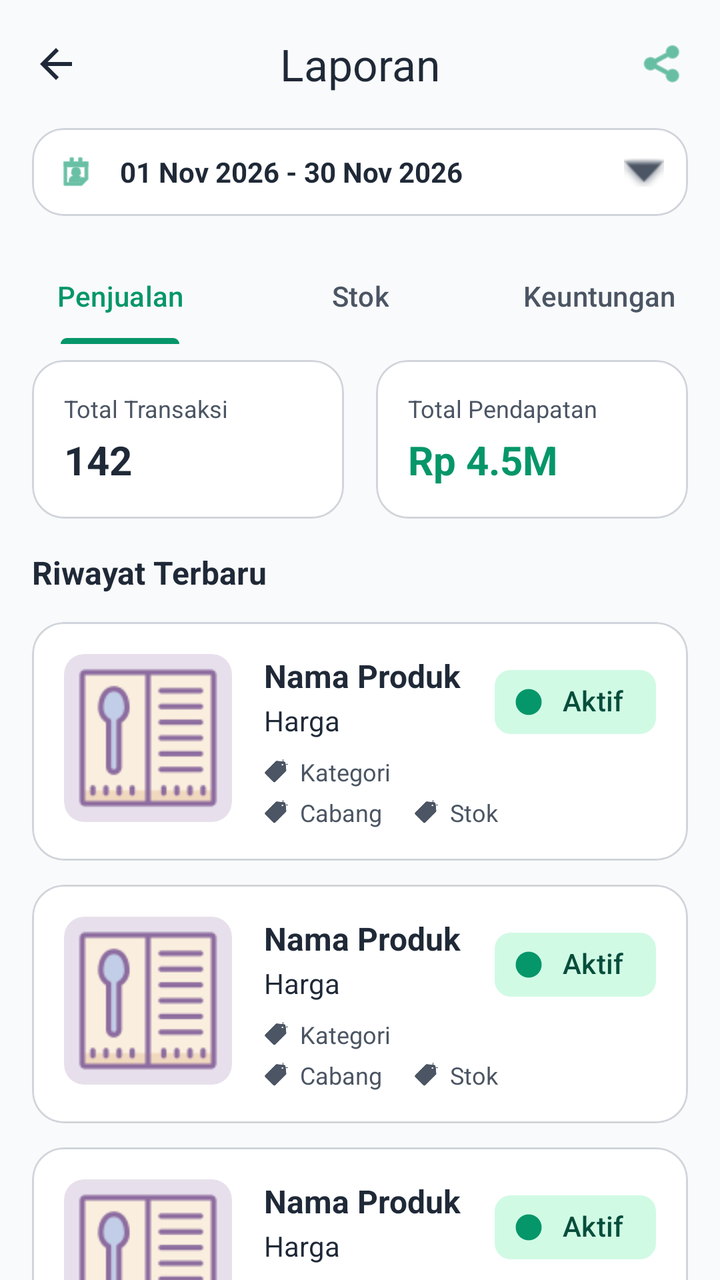
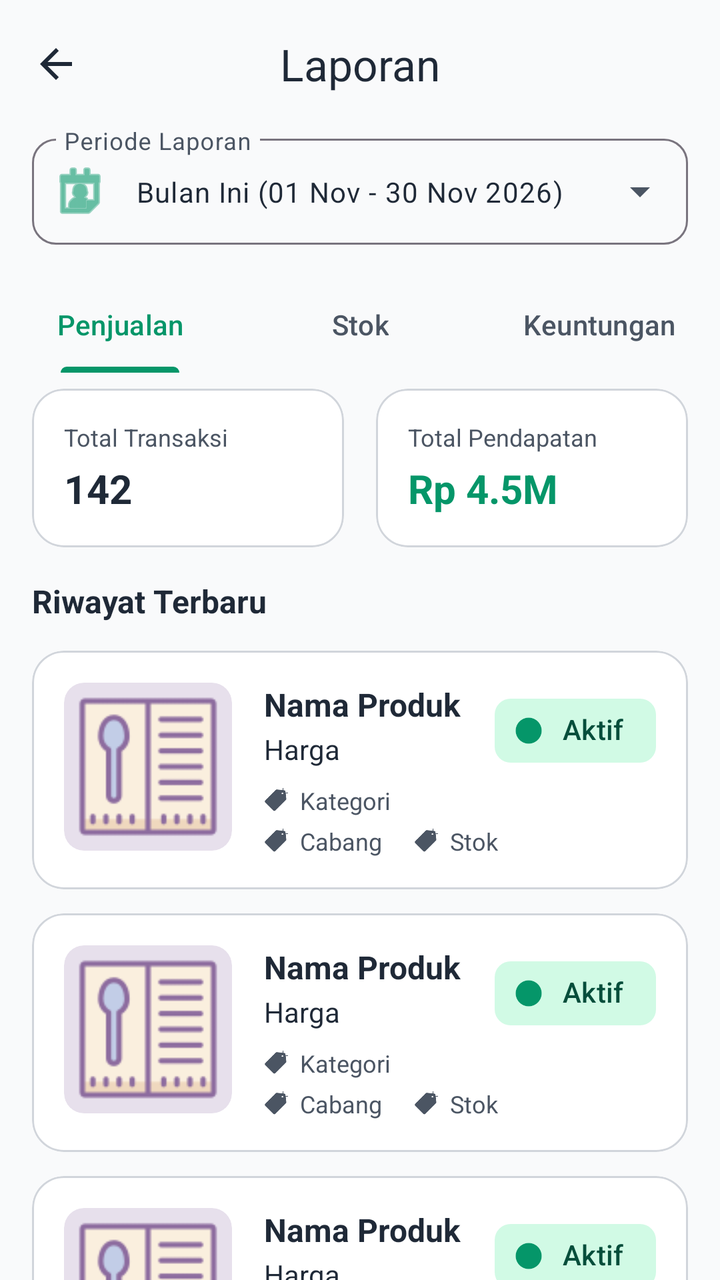

An Android layout rendered at two revisions. The XML below is the earlier revision; the diff shows what the commit changed to produce the second picture.
<!-- AndroidManifest.xml: application theme Theme.PenjualanDev -->
<!-- res/layout/activity_laporan.xml -->
<?xml version="1.0" encoding="utf-8"?>
<androidx.coordinatorlayout.widget.CoordinatorLayout
    xmlns:android="http://schemas.android.com/apk/res/android"
    xmlns:app="http://schemas.android.com/apk/res-auto"
    xmlns:tools="http://schemas.android.com/tools"
    android:layout_width="match_parent"
    android:layout_height="match_parent"
    android:background="?attr/colorSurface"
    tools:context=".LaporanActivity">

    
    <com.google.android.material.appbar.AppBarLayout
        android:layout_width="match_parent"
        android:layout_height="wrap_content"
        app:elevation="0dp"
        android:background="?attr/colorSurface">

        <com.google.android.material.appbar.MaterialToolbar
            android:id="@+id/toolbar"
            android:layout_width="match_parent"
            android:layout_height="?attr/actionBarSize"
            app:title="Laporan"
            app:titleCentered="true"
            app:titleTextColor="?attr/colorOnSurface"
            app:navigationIcon="?homeAsUpIndicator"
            app:navigationIconTint="?attr/colorOnSurface">
            
            
            <ImageView
                android:layout_width="24dp"
                android:layout_height="24dp"
                android:layout_gravity="end"
                android:layout_marginEnd="16dp"
                android:src="@android:drawable/ic_menu_share"
                app:tint="?attr/colorPrimary"/>
        </com.google.android.material.appbar.MaterialToolbar>

        
        <LinearLayout
            android:layout_width="match_parent"
            android:layout_height="wrap_content"
            android:paddingHorizontal="16dp"
            android:paddingBottom="16dp">
            
            <com.google.android.material.card.MaterialCardView
                android:layout_width="match_parent"
                android:layout_height="wrap_content"
                app:cardCornerRadius="16dp"
                app:cardElevation="0dp"
                app:strokeWidth="1dp"
                app:strokeColor="@color/colorOutlineStroke"
                app:cardBackgroundColor="?attr/colorSurfaceContainerHigh">
                
                <LinearLayout
                    android:layout_width="match_parent"
                    android:layout_height="wrap_content"
                    android:orientation="horizontal"
                    android:padding="12dp"
                    android:gravity="center_vertical">
                    
                    <ImageView
                        android:layout_width="20dp"
                        android:layout_height="20dp"
                        android:src="@android:drawable/ic_menu_my_calendar"
                        app:tint="?attr/colorPrimary"/>
                        
                    <TextView
                        android:layout_width="0dp"
                        android:layout_height="wrap_content"
                        android:layout_weight="1"
                        android:layout_marginStart="12dp"
                        android:text="01 Nov 2026 - 30 Nov 2026"
                        android:textColor="?attr/colorOnSurface"
                        android:textSize="14sp"
                        android:textStyle="bold" />
                        
                    <ImageView
                        android:layout_width="20dp"
                        android:layout_height="20dp"
                        android:src="@android:drawable/arrow_down_float"
                        app:tint="?attr/colorOnSurfaceVariant"/>
                </LinearLayout>
            </com.google.android.material.card.MaterialCardView>
        </LinearLayout>

        
        <com.google.android.material.tabs.TabLayout
            android:id="@+id/tabLayout"
            android:layout_width="match_parent"
            android:layout_height="wrap_content"
            app:tabMode="fixed"
            app:tabGravity="fill"
            app:tabIndicatorColor="?attr/colorPrimary"
            app:tabSelectedTextColor="?attr/colorPrimary"
            app:tabTextColor="?attr/colorOnSurfaceVariant"
            android:background="?attr/colorSurface">
            
            <com.google.android.material.tabs.TabItem
                android:layout_width="wrap_content"
                android:layout_height="wrap_content"
                android:text="Penjualan" />
                
            <com.google.android.material.tabs.TabItem
                android:layout_width="wrap_content"
                android:layout_height="wrap_content"
                android:text="Stok" />
                
            <com.google.android.material.tabs.TabItem
                android:layout_width="wrap_content"
                android:layout_height="wrap_content"
                android:text="Keuntungan" />
        </com.google.android.material.tabs.TabLayout>

    </com.google.android.material.appbar.AppBarLayout>

    
    <androidx.core.widget.NestedScrollView
        android:layout_width="match_parent"
        android:layout_height="match_parent"
        app:layout_behavior="@string/appbar_scrolling_view_behavior"
        android:clipToPadding="false"
        android:paddingTop="8dp"
        android:paddingBottom="24dp">

        <LinearLayout
            android:layout_width="match_parent"
            android:layout_height="wrap_content"
            android:orientation="vertical">

            
            <LinearLayout
                android:layout_width="match_parent"
                android:layout_height="wrap_content"
                android:orientation="horizontal"
                android:paddingHorizontal="16dp"
                android:paddingBottom="16dp"
                android:baselineAligned="false">
                
                <com.google.android.material.card.MaterialCardView
                    android:layout_width="0dp"
                    android:layout_height="wrap_content"
                    android:layout_weight="1"
                    android:layout_marginEnd="8dp"
                    app:cardCornerRadius="16dp"
                    app:cardElevation="0dp"
                    app:strokeWidth="1dp"
                    app:strokeColor="@color/colorOutlineStroke"
                    app:cardBackgroundColor="?attr/colorSurfaceContainerHigh">
                    
                    <LinearLayout
                        android:layout_width="match_parent"
                        android:layout_height="wrap_content"
                        android:orientation="vertical"
                        android:padding="16dp">
                        <TextView
                            android:layout_width="wrap_content"
                            android:layout_height="wrap_content"
                            android:text="Total Transaksi"
                            android:textColor="?attr/colorOnSurfaceVariant"
                            android:textSize="12sp" />
                        <TextView
                            android:layout_width="wrap_content"
                            android:layout_height="wrap_content"
                            android:layout_marginTop="4dp"
                            android:text="142"
                            android:textColor="?attr/colorOnSurface"
                            android:textSize="20sp"
                            android:textStyle="bold" />
                    </LinearLayout>
                </com.google.android.material.card.MaterialCardView>

                <com.google.android.material.card.MaterialCardView
                    android:layout_width="0dp"
                    android:layout_height="wrap_content"
                    android:layout_weight="1"
                    android:layout_marginStart="8dp"
                    app:cardCornerRadius="16dp"
                    app:cardElevation="0dp"
                    app:strokeWidth="1dp"
                    app:strokeColor="@color/colorOutlineStroke"
                    app:cardBackgroundColor="?attr/colorSurfaceContainerHigh">
                    
                    <LinearLayout
                        android:layout_width="match_parent"
                        android:layout_height="wrap_content"
                        android:orientation="vertical"
                        android:padding="16dp">
                        <TextView
                            android:layout_width="wrap_content"
                            android:layout_height="wrap_content"
                            android:text="Total Pendapatan"
                            android:textColor="?attr/colorOnSurfaceVariant"
                            android:textSize="12sp" />
                        <TextView
                            android:layout_width="wrap_content"
                            android:layout_height="wrap_content"
                            android:layout_marginTop="4dp"
                            android:text="Rp 4.5M"
                            android:textColor="?attr/colorPrimary"
                            android:textSize="20sp"
                            android:textStyle="bold" />
                    </LinearLayout>
                </com.google.android.material.card.MaterialCardView>
            </LinearLayout>

            <TextView
                android:layout_width="match_parent"
                android:layout_height="wrap_content"
                android:layout_marginHorizontal="16dp"
                android:layout_marginBottom="8dp"
                android:text="Riwayat Terbaru"
                android:textColor="?attr/colorOnSurface"
                android:textSize="16sp"
                android:textStyle="bold" />

            
            <include layout="@layout/item_data_produk" />
            <include layout="@layout/item_data_produk" />
            <include layout="@layout/item_data_produk" />

        </LinearLayout>
    </androidx.core.widget.NestedScrollView>

</androidx.coordinatorlayout.widget.CoordinatorLayout>
<!-- res/layout/item_data_produk.xml (included above) -->
<?xml version="1.0" encoding="utf-8"?>
<com.google.android.material.card.MaterialCardView xmlns:android="http://schemas.android.com/apk/res/android"
    xmlns:app="http://schemas.android.com/apk/res-auto"
    xmlns:tools="http://schemas.android.com/tools"
    android:id="@+id/card_produk"
    android:layout_width="match_parent"
    android:layout_height="wrap_content"
    android:layout_marginHorizontal="16dp"
    android:layout_marginVertical="6dp"
    android:clickable="true"
    android:focusable="true"
    android:foreground="?android:attr/selectableItemBackground"
    app:cardBackgroundColor="?attr/colorSurfaceContainerHigh"
    app:cardCornerRadius="16dp"
    app:cardElevation="0dp"
    app:strokeColor="@color/colorOutlineStroke"
    app:strokeWidth="1dp">

    <androidx.constraintlayout.widget.ConstraintLayout
        android:layout_width="match_parent"
        android:layout_height="wrap_content"
        android:padding="16dp">

        <androidx.cardview.widget.CardView
            android:id="@+id/card_image"
            android:layout_width="84dp"
            android:layout_height="84dp"
            app:cardBackgroundColor="?attr/colorSurfaceVariant"
            app:cardCornerRadius="10dp"
            app:cardElevation="0dp"
            app:layout_constraintBottom_toBottomOf="parent"
            app:layout_constraintStart_toStartOf="parent"
            app:layout_constraintTop_toTopOf="parent"
            app:layout_constraintVertical_bias="0.0">

            <ImageView
                android:id="@+id/img_produk"
                android:layout_width="match_parent"
                android:layout_height="wrap_content"
                android:scaleType="centerCrop"
                android:src="@drawable/menu" />
        </androidx.cardview.widget.CardView>

        <TextView
            android:id="@+id/tv_nama_produk"
            android:layout_width="0dp"
            android:layout_height="wrap_content"
            android:layout_marginStart="16dp"
            android:layout_marginEnd="8dp"
            android:text="Nama Produk"
            android:textColor="?attr/colorOnSurface"
            android:textSize="16sp"
            android:textStyle="bold"
            app:layout_constraintEnd_toStartOf="@+id/chip_status"
            app:layout_constraintStart_toEndOf="@id/card_image"
            app:layout_constraintTop_toTopOf="@id/card_image" />

        <TextView
            android:id="@+id/tv_harga_produk"
            android:layout_width="0dp"
            android:layout_height="wrap_content"
            android:layout_marginTop="2dp"
            android:text="Harga"
            android:textColor="?attr/colorOnSurface"
            android:textSize="14sp"
            app:layout_constraintEnd_toEndOf="@id/tv_nama_produk"
            app:layout_constraintStart_toStartOf="@id/tv_nama_produk"
            app:layout_constraintTop_toBottomOf="@id/tv_nama_produk" />

        
        <LinearLayout
            android:id="@+id/ll_info_1"
            android:layout_width="wrap_content"
            android:layout_height="wrap_content"
            android:layout_marginTop="8dp"
            android:gravity="center_vertical"
            android:orientation="horizontal"
            app:layout_constraintStart_toStartOf="@id/tv_nama_produk"
            app:layout_constraintTop_toBottomOf="@id/tv_harga_produk">

            <ImageView
                android:layout_width="12dp"
                android:layout_height="12dp"
                android:src="@drawable/label"
                app:tint="?attr/colorOnSurfaceVariant" />

            <TextView
                android:layout_width="wrap_content"
                android:layout_height="wrap_content"
                android:layout_marginStart="6dp"
                android:text="Kategori"
                android:textColor="?attr/colorOnSurfaceVariant"
                android:textSize="12sp" />
        </LinearLayout>

        
        <LinearLayout
            android:id="@+id/ll_info_2"
            android:layout_width="wrap_content"
            android:layout_height="wrap_content"
            android:layout_marginTop="4dp"
            android:gravity="center_vertical"
            android:orientation="horizontal"
            app:layout_constraintStart_toStartOf="@id/tv_nama_produk"
            app:layout_constraintTop_toBottomOf="@id/ll_info_1">

            <ImageView
                android:layout_width="12dp"
                android:layout_height="12dp"
                android:src="@drawable/label"
                app:tint="?attr/colorOnSurfaceVariant" />

            <TextView
                android:layout_width="wrap_content"
                android:layout_height="wrap_content"
                android:layout_marginStart="6dp"
                android:text="Cabang"
                android:textColor="?attr/colorOnSurfaceVariant"
                android:textSize="12sp" />
        </LinearLayout>

        
        <LinearLayout
            android:id="@+id/ll_info_3"
            android:layout_width="wrap_content"
            android:layout_height="wrap_content"
            android:layout_marginStart="16dp"
            android:gravity="center_vertical"
            android:orientation="horizontal"
            app:layout_constraintBottom_toBottomOf="@id/ll_info_2"
            app:layout_constraintStart_toEndOf="@id/ll_info_2"
            app:layout_constraintTop_toTopOf="@id/ll_info_2">

            <ImageView
                android:layout_width="12dp"
                android:layout_height="12dp"
                android:src="@drawable/label"
                app:tint="?attr/colorOnSurfaceVariant" />

            <TextView
                android:layout_width="wrap_content"
                android:layout_height="wrap_content"
                android:layout_marginStart="6dp"
                android:text="Stok"
                android:textColor="?attr/colorOnSurfaceVariant"
                android:textSize="12sp" />
        </LinearLayout>

        <com.google.android.material.chip.Chip
            android:id="@+id/chip_status"
            android:layout_width="wrap_content"
            android:layout_height="wrap_content"
            android:text="Aktif"
            android:textColor="?attr/colorOnSecondary"
            app:chipBackgroundColor="?attr/colorSecondary"
            app:chipIcon="@drawable/tick"
            app:chipIconTint="?attr/colorPrimary"
            app:chipIconVisible="true"
            app:chipStrokeWidth="0dp"
            app:layout_constraintEnd_toEndOf="parent"
            app:layout_constraintTop_toTopOf="@id/card_image" />

    </androidx.constraintlayout.widget.ConstraintLayout>
</com.google.android.material.card.MaterialCardView>
<!-- resources referenced by this layout -->
<resources>
  <color name="colorOutlineStroke">#D1D5DB</color>
  <!-- drawable label: png bitmap (drawable, 3169 bytes) -->
  <!-- drawable menu: png bitmap (drawable, 1911 bytes) -->
  <!-- drawable tick: png bitmap (drawable, 3547 bytes) -->
  <style name="Theme.PenjualanDev" parent="Base.Theme.PenjualanDev" />
  <style name="Base.Theme.PenjualanDev" parent="Theme.Material3.Light.NoActionBar">
          
          <item name="colorPrimary">@color/colorPrimary</item>
          <item name="colorOnPrimary">@color/colorOnPrimary</item>
          
          <item name="colorSecondary">@color/colorSecondary</item>
          <item name="colorOnSecondary">@color/colorOnSecondary</item>
          
          <item name="android:statusBarColor">@color/colorPrimary</item>
          
          <item name="colorSurface">@color/colorScreenBackground</item>
          <item name="colorOnSurface">@color/colorPrimaryText</item>
          <item name="colorSurfaceContainer">@color/colorCardBackground</item>
          <item name="colorSurfaceContainerHigh">@color/white</item>
          <item name="colorOnSurfaceVariant">@color/colorSecondaryText</item>
          <item name="colorError">@color/red</item>
          
          <item name="materialButtonStyle">@style/Widget.App.Button</item>
      </style>
  <color name="colorPrimary">#059669</color>
  <color name="colorOnPrimary">#FFFFFF</color>
  <color name="colorSecondary">#D1FAE5</color>
  <color name="colorOnSecondary">#064E3B</color>
  <color name="colorScreenBackground">#F9FAFB</color>
  <color name="colorPrimaryText">#1F2937</color>
  <color name="colorCardBackground">#FFFFFF</color>
  <color name="white">#FFFFFFFF</color>
  <color name="colorSecondaryText">#4B5563</color>
  <color name="red">#EF4444</color>
  <style name="Widget.App.Button" parent="Widget.Material3.Button">
          <item name="cornerRadius">12dp</item>
          <item name="android:minHeight">48dp</item>
          <item name="backgroundTint">@color/colorPrimary</item>
          <item name="android:textColor">@color/white</item>
          <item name="android:insetTop">0dp</item>
          <item name="android:insetBottom">0dp</item>
      </style>
</resources>

<!-- the commit's change to res/layout/activity_laporan.xml (unified diff, before → after) -->
@@ -24,15 +24,6 @@
             app:titleTextColor="?attr/colorOnSurface"
             app:navigationIcon="?homeAsUpIndicator"
             app:navigationIconTint="?attr/colorOnSurface">
-            
-            
-            <ImageView
-                android:layout_width="24dp"
-                android:layout_height="24dp"
-                android:layout_gravity="end"
-                android:layout_marginEnd="16dp"
-                android:src="@android:drawable/ic_menu_share"
-                app:tint="?attr/colorPrimary"/>
         </com.google.android.material.appbar.MaterialToolbar>
 
         
@@ -42,45 +33,27 @@
             android:paddingHorizontal="16dp"
             android:paddingBottom="16dp">
             
-            <com.google.android.material.card.MaterialCardView
+            <com.google.android.material.textfield.TextInputLayout
+                style="@style/Widget.Material3.TextInputLayout.OutlinedBox.ExposedDropdownMenu"
                 android:layout_width="match_parent"
                 android:layout_height="wrap_content"
-                app:cardCornerRadius="16dp"
-                app:cardElevation="0dp"
-                app:strokeWidth="1dp"
-                app:strokeColor="@color/colorOutlineStroke"
-                app:cardBackgroundColor="?attr/colorSurfaceContainerHigh">
-                
-                <LinearLayout
+                android:hint="Periode Laporan"
+                app:boxCornerRadiusTopStart="12dp"
+                app:boxCornerRadiusTopEnd="12dp"
+                app:boxCornerRadiusBottomStart="12dp"
+                app:boxCornerRadiusBottomEnd="12dp"
+                app:startIconDrawable="@android:drawable/ic_menu_my_calendar"
+                app:startIconTint="?attr/colorPrimary">
+
+                <AutoCompleteTextView
+                    android:id="@+id/spinner_tanggal"
                     android:layout_width="match_parent"
                     android:layout_height="wrap_content"
-                    android:orientation="horizontal"
-                    android:padding="12dp"
-                    android:gravity="center_vertical">
-                    
-                    <ImageView
-                        android:layout_width="20dp"
-                        android:layout_height="20dp"
-                        android:src="@android:drawable/ic_menu_my_calendar"
-                        app:tint="?attr/colorPrimary"/>
-                        
-                    <TextView
-                        android:layout_width="0dp"
-                        android:layout_height="wrap_content"
-                        android:layout_weight="1"
-                        android:layout_marginStart="12dp"
-                        android:text="01 Nov 2026 - 30 Nov 2026"
-                        android:textColor="?attr/colorOnSurface"
-                        android:textSize="14sp"
-                        android:textStyle="bold" />
-                        
-                    <ImageView
-                        android:layout_width="20dp"
-                        android:layout_height="20dp"
-                        android:src="@android:drawable/arrow_down_float"
-                        app:tint="?attr/colorOnSurfaceVariant"/>
-                </LinearLayout>
-            </com.google.android.material.card.MaterialCardView>
+                    android:inputType="none"
+                    android:text="Bulan Ini (01 Nov - 30 Nov 2026)"
+                    android:textColor="?attr/colorOnSurface"
+                    android:textSize="14sp" />
+            </com.google.android.material.textfield.TextInputLayout>
         </LinearLayout>
 
         
